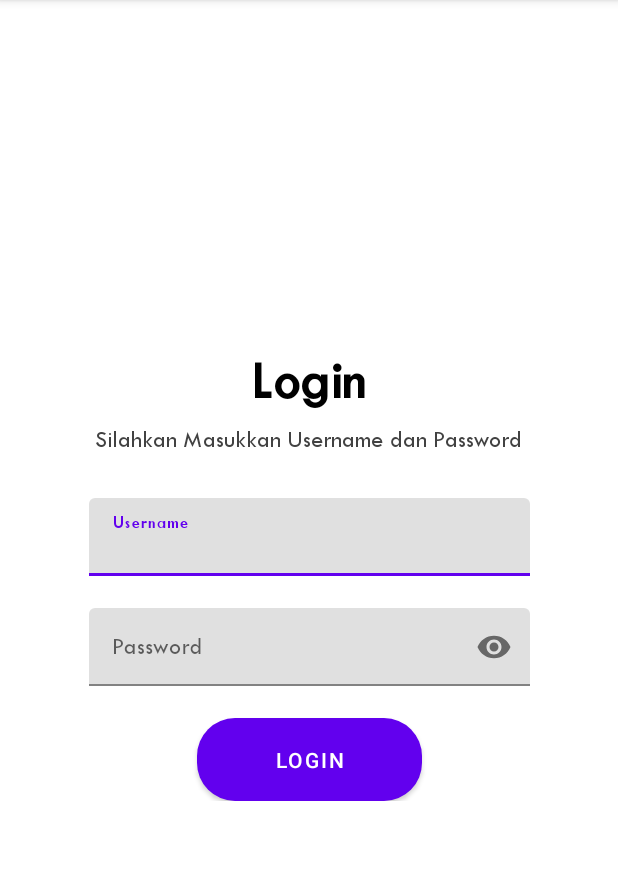
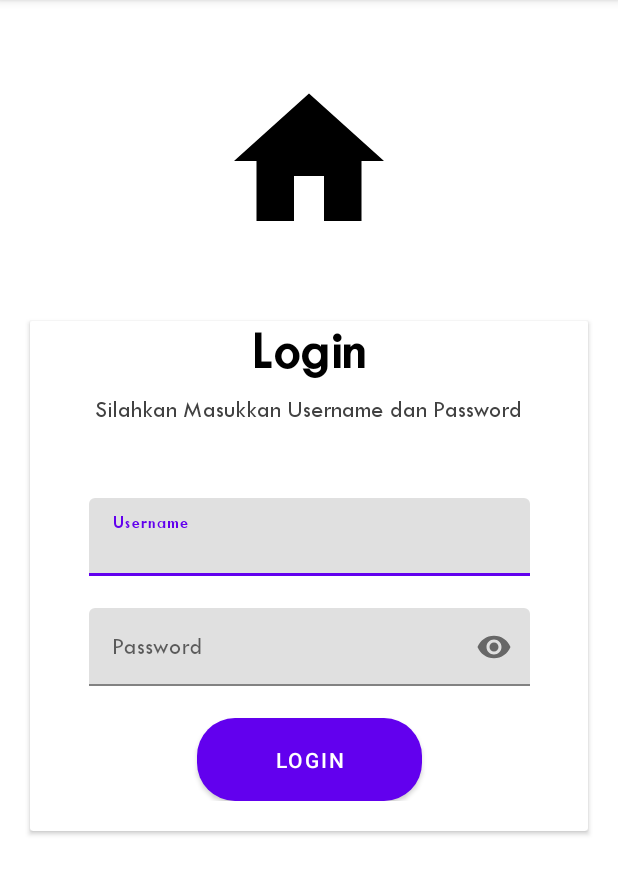
Before and after one commit to DwiAmalia/pakraden_gercep, an Android app: the login screen opened directly, with no data from a screen before it, on a phone screen of 412 x 824 dp, the part 84-979 px from its top. Run offline under Robolectric (Android 15) with nearby library versions, the phone set to English and light mode, and no system bars.

Commit message:
create user interface xml

```diff
--- a/app/src/main/java/id/go/pringsewukab/pakraden_gercep/Home.java
+++ b/app/src/main/java/id/go/pringsewukab/pakraden_gercep/Home.java
@@ -27,7 +27,7 @@ public class Home extends AppCompatActivity {
         // Passing each menu ID as a set of Ids because each
         // menu should be considered as top level destinations.
         AppBarConfiguration appBarConfiguration = new AppBarConfiguration.Builder(
-                R.id.navigation_home, R.id.navigation_dashboard, R.id.navigation_notifications)
+                R.id.navigation_home, R.id.navigation_dashboard, R.id.navigation_profile)
                 .build();
         NavController navController = Navigation.findNavController(this, R.id.nav_host_fragment_activity_home);
         NavigationUI.setupActionBarWithNavController(this, navController, appBarConfiguration);
--- /dev/null
+++ b/app/src/main/res/drawable/ic_baseline_location_on_24.xml
@@ -0,0 +1,5 @@
+<vector android:height="24dp" android:tint="#000000"
+    android:viewportHeight="24" android:viewportWidth="24"
+    android:width="24dp" xmlns:android="http://schemas.android.com/apk/res/android">
+    <path android:fillColor="@android:color/white" android:pathData="M12,2C8.13,2 5,5.13 5,9c0,5.25 7,13 7,13s7,-7.75 7,-13c0,-3.87 -3.13,-7 -7,-7zM12,11.5c-1.38,0 -2.5,-1.12 -2.5,-2.5s1.12,-2.5 2.5,-2.5 2.5,1.12 2.5,2.5 -1.12,2.5 -2.5,2.5z"/>
+</vector>
--- /dev/null
+++ b/app/src/main/res/drawable/ic_baseline_person_24.xml
@@ -0,0 +1,5 @@
+<vector android:height="24dp" android:tint="#000000"
+    android:viewportHeight="24" android:viewportWidth="24"
+    android:width="24dp" xmlns:android="http://schemas.android.com/apk/res/android">
+    <path android:fillColor="@android:color/white" android:pathData="M12,12c2.21,0 4,-1.79 4,-4s-1.79,-4 -4,-4 -4,1.79 -4,4 1.79,4 4,4zM12,14c-2.67,0 -8,1.34 -8,4v2h16v-2c0,-2.66 -5.33,-4 -8,-4z"/>
+</vector>
--- a/app/src/main/res/layout/activity_home.xml
+++ b/app/src/main/res/layout/activity_home.xml
@@ -5,6 +5,8 @@
     android:layout_width="match_parent"
     android:layout_height="match_parent"
     android:paddingTop="?attr/actionBarSize">
+
+
 
     <com.google.android.material.bottomnavigation.BottomNavigationView
         android:id="@+id/nav_view"
--- a/app/src/main/res/layout/activity_login.xml
+++ b/app/src/main/res/layout/activity_login.xml
@@ -7,10 +7,39 @@
     android:layout_height="match_parent"
     tools:context=".login">
 
+    <TextView
+        android:id="@+id/logo_app"
+        android:layout_width="120dp"
+        android:layout_height="120dp"
+        android:background="@drawable/ic_home_black_24dp"
+        app:layout_constraintBottom_toTopOf="@+id/cardView"
+        app:layout_constraintEnd_toEndOf="parent"
+        app:layout_constraintHorizontal_bias="0.5"
+        app:layout_constraintStart_toStartOf="parent"
+        app:layout_constraintTop_toTopOf="parent"
+        tools:ignore="MissingConstraints" />
+
+    <androidx.cardview.widget.CardView
+        android:id="@+id/cardView"
+        android:layout_width="match_parent"
+        android:layout_height="wrap_content"
+        android:layout_margin="20dp"
+        android:layout_marginHorizontal="20dp"
+        android:layout_marginBottom="2dp"
+        android:elevation="12dp"
+        app:layout_constraintBottom_toBottomOf="parent"
+        app:layout_constraintEnd_toEndOf="parent"
+        app:layout_constraintHorizontal_bias="0.5"
+        app:layout_constraintStart_toStartOf="parent"
+        app:layout_constraintTop_toTopOf="parent"
+        tools:ignore="MissingConstraints">
+
 
         <androidx.constraintlayout.widget.ConstraintLayout
             android:layout_width="match_parent"
             android:layout_height="wrap_content"
+            android:layout_marginBottom="20dp"
+            android:background="@color/white"
             android:paddingHorizontal="24dp"
             app:layout_constraintBottom_toBottomOf="parent"
             app:layout_constraintEnd_toEndOf="parent"
@@ -25,9 +54,9 @@
                 android:layout_marginTop="24dp"
                 android:fontFamily="@font/twentieth_century"
                 android:text="Login"
+                android:textColor="#000000"
+                android:textSize="36sp"
                 android:textStyle="bold"
-            android:textSize="36sp"
-            android:textColor="#000000"
                 app:layout_constraintEnd_toEndOf="parent"
                 app:layout_constraintHorizontal_bias="0.5"
                 app:layout_constraintStart_toStartOf="parent"
@@ -40,67 +69,69 @@
                 android:layout_marginTop="10dp"
                 android:fontFamily="@font/twentieth_century"
                 android:text="Silahkan Masukkan Username dan Password"
+                android:textColor="@color/cardview_dark_background"
                 android:textSize="16sp"
-            android:textColor="@color/cardview_dark_background"
                 app:layout_constraintEnd_toEndOf="parent"
                 app:layout_constraintHorizontal_bias="0.5"
                 app:layout_constraintStart_toStartOf="parent"
                 app:layout_constraintTop_toBottomOf="@id/tv1" />
 
-        <android.support.design.widget.TextInputLayout
+            <com.google.android.material.textfield.TextInputLayout
                 android:id="@+id/tv3"
                 android:layout_width="294dp"
                 android:layout_height="53dp"
-            android:layout_margin="30dp"
+                android:layout_margin="50dp"
                 android:textColor="#000000"
                 app:layout_constraintEnd_toEndOf="parent"
                 app:layout_constraintHorizontal_bias="0.5"
                 app:layout_constraintStart_toStartOf="parent"
                 app:layout_constraintTop_toBottomOf="@id/tv2">
 
-            <android.support.design.widget.TextInputEditText
+                <com.google.android.material.textfield.TextInputEditText
                     android:id="@+id/editUsername"
                     android:layout_width="match_parent"
                     android:layout_height="wrap_content"
                     android:fontFamily="@font/twentieth_century"
                     android:hint="Username"
                     android:textColorHint="@color/black" />
-        </android.support.design.widget.TextInputLayout>
 
-        <android.support.design.widget.TextInputLayout
+            </com.google.android.material.textfield.TextInputLayout>
+
+            <com.google.android.material.textfield.TextInputLayout
+                app:passwordToggleEnabled="true"
                 android:id="@+id/tv4"
                 android:layout_width="294dp"
                 android:layout_height="53dp"
                 android:layout_margin="20dp"
                 android:textColor="@color/black"
-            app:passwordToggleEnabled="true"
                 app:layout_constraintEnd_toEndOf="parent"
                 app:layout_constraintHorizontal_bias="0.5"
                 app:layout_constraintStart_toStartOf="parent"
                 app:layout_constraintTop_toBottomOf="@id/tv3">
 
-            <android.support.design.widget.TextInputEditText
+                <com.google.android.material.textfield.TextInputEditText
                     android:id="@+id/password"
                     android:layout_width="match_parent"
                     android:layout_height="wrap_content"
+                    android:fontFamily="@font/twentieth_century"
                     android:hint="Password"
-                android:imeActionId="6"
                     android:inputType="textPassword"
-                android:maxLines="1"
-                android:fontFamily="@font/twentieth_century"
-                android:singleLine="true" />
+                    android:textColorHint="@color/black" />
 
-        </android.support.design.widget.TextInputLayout>
+            </com.google.android.material.textfield.TextInputLayout>
 
             <Button
                 android:layout_width="wrap_content"
                 android:layout_height="wrap_content"
-            android:text="Login"
                 android:layout_margin="20dp"
                 android:background="@drawable/bg_button"
+                android:text="Login"
                 app:layout_constraintEnd_toEndOf="parent"
                 app:layout_constraintHorizontal_bias="0.5"
                 app:layout_constraintStart_toStartOf="parent"
                 app:layout_constraintTop_toBottomOf="@id/tv4" />
+
         </androidx.constraintlayout.widget.ConstraintLayout>
+
+    </androidx.cardview.widget.CardView>
 </androidx.constraintlayout.widget.ConstraintLayout>
--- a/app/src/main/res/layout/fragment_dashboard.xml
+++ b/app/src/main/res/layout/fragment_dashboard.xml
@@ -5,6 +5,8 @@
     android:layout_width="match_parent"
     android:layout_height="match_parent"
     tools:context=".ui.dashboard.DashboardFragment">
+
+
 
     <TextView
         android:id="@+id/text_dashboard"
--- a/app/src/main/res/layout/activity_splashscreen.xml
+++ b/app/src/main/res/layout/splashscreen.xml
@@ -4,7 +4,7 @@
     xmlns:tools="http://schemas.android.com/tools"
     android:layout_width="match_parent"
     android:layout_height="match_parent"
-    tools:context=".splashscreen">
+    tools:context=".Splashscreen">
 
     <androidx.constraintlayout.widget.ConstraintLayout
         android:layout_width="match_parent"
--- a/app/src/main/res/menu/bottom_nav_menu.xml
+++ b/app/src/main/res/menu/bottom_nav_menu.xml
@@ -12,8 +12,8 @@
         android:title="@string/title_dashboard" />
 
     <item
-        android:id="@+id/navigation_notifications"
+        android:id="@+id/navigation_profile"
         android:icon="@drawable/ic_notifications_black_24dp"
-        android:title="@string/title_notifications" />
+        android:title="Profil" />
 
 </menu>
--- a/app/src/main/res/navigation/mobile_navigation.xml
+++ b/app/src/main/res/navigation/mobile_navigation.xml
@@ -18,8 +18,8 @@
         tools:layout="@layout/fragment_dashboard" />
 
     <fragment
-        android:id="@+id/navigation_notifications"
+        android:id="@+id/navigation_profile"
         android:name="id.go.pringsewukab.pakraden_gercep.ui.notifications.NotificationsFragment"
         android:label="@string/title_notifications"
-        tools:layout="@layout/fragment_notifications" />
+        tools:layout="@layout/fragment_profil" />
 </navigation>
```
Also changed, not shown: app/build.gradle (+3 -7 lines), app/src/main/AndroidManifest.xml (+3 -8 lines), app/src/main/java/id/go/pringsewukab/pakraden_gercep/MainActivity.java (deleted, +0 -14 lines), app/src/main/java/id/go/pringsewukab/pakraden_gercep/Splashscreen.java (renamed from app/src/main/java/id/go/pringsewukab/pakraden_gercep/splashscreen.java, +4 -4 lines), app/src/main/res/layout/activity_main.xml (deleted, +0 -18 lines), app/src/main/res/layout/fragment_notifications.xml (deleted, +0 -22 lines), app/src/main/res/layout/fragment_profil.xml (added, +160 -0 lines). Lines whose indentation alone changed are shown as unchanged.
